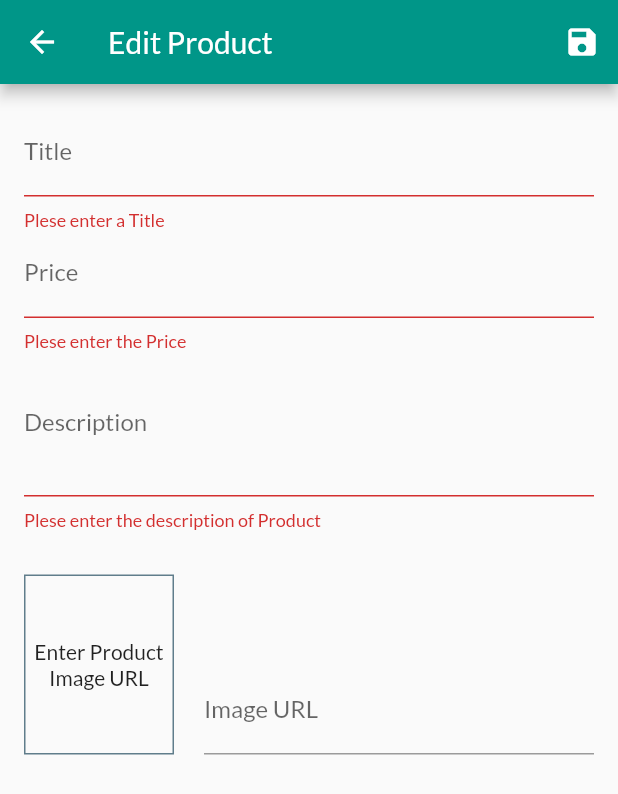
After one commit to PriyangshuJS/Shop-App, a Flutter app: the EditProduct screen opened directly, after a tap on the "save" icon, on a phone screen of 412 x 824 dp. The commit adds this screen. Shown: the top 794 px of the screen. Run offline on Flutter 3.47's test engine with Material 2 defaults, Android fonts, the phone set to English and light mode, and no system bars; network calls fail.

Commit message:
Mod 9 Complete With Error in Editing Existing Products

```diff
--- a/lib/providers/product.dart
+++ b/lib/providers/product.dart
@@ -1,7 +1,7 @@
 import 'package:flutter/material.dart';
 
 class Product with ChangeNotifier {
-  final String id;
+  final String? id;
   final String title;
   final String description;
   final double price;
@@ -9,7 +9,7 @@ class Product with ChangeNotifier {
   bool favorite;
 
   Product({
-    required this.id,
+    this.id = "",
     required this.title,
     required this.description,
     required this.price,
--- a/lib/providers/products_provider.dart
+++ b/lib/providers/products_provider.dart
@@ -129,8 +129,30 @@ class Products with ChangeNotifier {
     return _item.firstWhere((prod) => prod.id == id);
   }
 
-  void addProduct() {
-    //_item.add(value);
+  void addProduct(Product product) {
+    final newProduct = Product(
+      title: product.title,
+      price: product.price,
+      description: product.description,
+      imageUrl: product.imageUrl,
+      id: DateTime.now().toString(),
+    );
+    _item.add(newProduct);
+    notifyListeners();
+  }
+
+  void updatePoduct(String id, Product newProduct) {
+    final prodIndex = _item.indexWhere((prod) => prod.id == id);
+    if (prodIndex >= 0) {
+      _item[prodIndex] = newProduct;
+      notifyListeners();
+    } else {
+      print('...');
+    }
+  }
+
+  void deleteProd(String id) {
+    _item.removeWhere((prod) => prod.id == id);
     notifyListeners();
   }
 }
--- /dev/null
+++ b/lib/screens/edit_product_screen.dart
@@ -0,0 +1,254 @@
+import 'package:flutter/material.dart';
+import 'package:provider/provider.dart';
+
+import '../providers/products_provider.dart';
+import '../providers/product.dart';
+
+class EditProduct extends StatefulWidget {
+  const EditProduct({super.key});
+
+  @override
+  State<EditProduct> createState() => _EditProductState();
+}
+
+class _EditProductState extends State<EditProduct> {
+  final _priceFocousNode = FocusNode();
+  final _descriptionFocousNode = FocusNode();
+  final _imageUrlController = TextEditingController();
+  final _imageUrlFocousNode = FocusNode();
+  final _form = GlobalKey<FormState>();
+  var _editedProduct = Product(
+    title: "",
+    description: "",
+    price: 0,
+    imageUrl: "",
+  );
+  var _isInit = true;
+  var _initValues = {
+    "title": "",
+    "price": "",
+    "description": "",
+    "imageUrl": "",
+  };
+  @override
+  void initState() {
+    _imageUrlFocousNode.addListener(_updateImageUrl);
+    super.initState();
+  }
+
+  @override
+  void didChangeDependencies() {
+    if (_isInit) {
+      final prodId = ModalRoute.of(context)!.settings.arguments;
+      if (prodId != null) {
+        _editedProduct = Provider.of<Products>(context, listen: false)
+            .findbyId(prodId as String);
+        _initValues = {
+          "title": _editedProduct.title,
+          "price": _editedProduct.price.toString(),
+          "description": _editedProduct.description,
+          "imageUrl": "",
+        };
+        _imageUrlController.text = _editedProduct.imageUrl;
+      }
+    }
+    _isInit = false;
+    super.didChangeDependencies();
+  }
+
+  @override
+  void dispose() {
+    super.dispose();
+    _priceFocousNode.dispose();
+    _descriptionFocousNode.dispose();
+    _imageUrlFocousNode.dispose();
+    _imageUrlFocousNode.removeListener(_updateImageUrl);
+  }
+
+  void _updateImageUrl() {
+    if (_imageUrlFocousNode.hasFocus) {
+      if (_imageUrlController.text.isEmpty ||
+          !_imageUrlController.text.startsWith("http") ||
+          !_imageUrlController.text.endsWith(".png") &&
+              !_imageUrlController.text.endsWith(".jpg") &&
+              !_imageUrlController.text.endsWith(".jpeg")) {
+        return;
+      }
+    }
+    setState(() {});
+  }
+
+  void _submitForm() {
+    final isValid = _form.currentState!.validate();
+    if (!isValid) {
+      return;
+    }
+    _form.currentState?.save();
+    if (_editedProduct.id != null) {
+      Provider.of<Products>(context, listen: false)
+          .updatePoduct(_editedProduct.id!, _editedProduct);
+    } else {
+      Provider.of<Products>(context, listen: false).addProduct(_editedProduct);
+    }
+
+    Navigator.of(context).pop();
+    // print(_editedProduct.id);
+    // print(_editedProduct.title);
+    // print(_editedProduct.description);
+    // print(_editedProduct.imageUrl);
+  }
+
+  @override
+  Widget build(BuildContext context) {
+    return Scaffold(
+      appBar: AppBar(
+        title: const Text("Edit Product"),
+        actions: [
+          IconButton(
+              onPressed: () => _submitForm(), icon: const Icon(Icons.save))
+        ],
+      ),
+      body: Padding(
+        padding: const EdgeInsets.all(16),
+        child: Form(
+          key: _form,
+          child: SingleChildScrollView(
+            child: Column(
+              children: [
+                TextFormField(
+                  initialValue: _initValues["title"],
+                  decoration: const InputDecoration(labelText: "Title"),
+                  validator: (value) {
+                    if (value!.isEmpty) {
+                      return "Plese enter a Title";
+                    } else {
+                      return null;
+                    }
+                  },
+                  textInputAction: TextInputAction.next,
+                  onFieldSubmitted: (_) {
+                    FocusScope.of(context).requestFocus(_priceFocousNode);
+                  },
+                  onSaved: (value) {
+                    _editedProduct = Product(
+                      id: _editedProduct.id,
+                      title: value.toString(),
+                      description: _editedProduct.description,
+                      price: _editedProduct.price,
+                      imageUrl: _editedProduct.imageUrl,
+                    );
+                  },
+                ),
+                TextFormField(
+                  initialValue: _initValues["price"],
+                  decoration: const InputDecoration(labelText: "Price"),
+                  validator: (value) {
+                    if (value!.isEmpty) {
+                      return "Plese enter the Price";
+                    }
+                    if (double.tryParse(value) == null) {
+                      return "Plese enter the Price";
+                    }
+                    if (double.parse(value) <= 0) {
+                      return "Price has to be more than zero";
+                    } else {
+                      return null;
+                    }
+                  },
+                  textInputAction: TextInputAction.next,
+                  keyboardType: TextInputType.number,
+                  focusNode: _priceFocousNode,
+                  onFieldSubmitted: (_) {
+                    FocusScope.of(context).requestFocus(_descriptionFocousNode);
+                  },
+                  onSaved: (value) {
+                    _editedProduct = Product(
+                      id: _editedProduct.id,
+                      title: _editedProduct.title,
+                      description: _editedProduct.description,
+                      price: double.parse(value!),
+                      imageUrl: _editedProduct.imageUrl,
+                    );
+                  },
+                ),
+                TextFormField(
+                  initialValue: _initValues["description"],
+                  decoration: const InputDecoration(labelText: "Description"),
+                  validator: (value) {
+                    if (value!.isEmpty) {
+                      return "Plese enter the description of Product";
+                    }
+                    if (value.length <= 10) {
+                      return "The Description has to be atleast 10 character long";
+                    } else {
+                      return null;
+                    }
+                  },
+                  keyboardType: TextInputType.multiline,
+                  maxLines: 3,
+                  focusNode: _descriptionFocousNode,
+                  onSaved: (value) {
+                    _editedProduct = Product(
+                        id: _editedProduct.id,
+                        title: _editedProduct.title,
+                        description: value.toString(),
+                        price: _editedProduct.price,
+                        imageUrl: _editedProduct.imageUrl);
+                  },
+                ),
+                Row(
+                  crossAxisAlignment: CrossAxisAlignment.end,
+                  children: [
+                    Container(
+                      width: 100,
+                      height: 120,
+                      margin: const EdgeInsets.only(top: 30, right: 20),
+                      decoration: BoxDecoration(
+                          border: Border.all(color: Colors.blueGrey, width: 1)),
+                      child: _imageUrlController.text.isEmpty
+                          ? const Center(
+                              child: Text(
+                              "Enter Product Image URL",
+                              textAlign: TextAlign.center,
+                            ))
+                          : FittedBox(
+                              child: Image.network(
+                              _imageUrlController.text,
+                              fit: BoxFit.contain,
+                            )),
+                    ),
+                    Expanded(
+                      child: TextFormField(
+                        initialValue: _initValues["imageUrl"],
+                        decoration:
+                            const InputDecoration(labelText: "Image URL"),
+                        validator: (value) {
+                          return null;
+                        },
+                        keyboardType: TextInputType.url,
+                        textInputAction: TextInputAction.done,
+                        controller: _imageUrlController,
+                        focusNode: _imageUrlFocousNode,
+                        onFieldSubmitted: (_) {
+                          _submitForm();
+                        },
+                        onSaved: (value) {
+                          _editedProduct = Product(
+                              id: _editedProduct.id,
+                              title: _editedProduct.title,
+                              description: _editedProduct.description,
+                              price: _editedProduct.price,
+                              imageUrl: value.toString());
+                        },
+                      ),
+                    ),
+                  ],
+                )
+              ],
+            ),
+          ),
+        ),
+      ),
+    );
+  }
+}
--- a/lib/screens/product_view.dart
+++ b/lib/screens/product_view.dart
@@ -27,6 +27,7 @@ class _ProductViewState extends State<ProductView> {
   Widget build(BuildContext context) {
     return Scaffold(
       appBar: AppBar(
+        backgroundColor: Color.fromARGB(255, 72, 154, 187),
         title: const Text("Shop App"),
         actions: [
           PopupMenuButton(
```
Also changed, not shown: lib/providers/cart_provider.dart (+21 -0 lines), lib/screens/user_product.dart (added, +39 -0 lines), lib/widgets/cart_item.dart (+17 -0 lines), lib/widgets/drawer.dart (+15 -0 lines), lib/widgets/product_struct.dart (+25 -3 lines), lib/widgets/user_product_struct.dart (added, +50 -0 lines).
